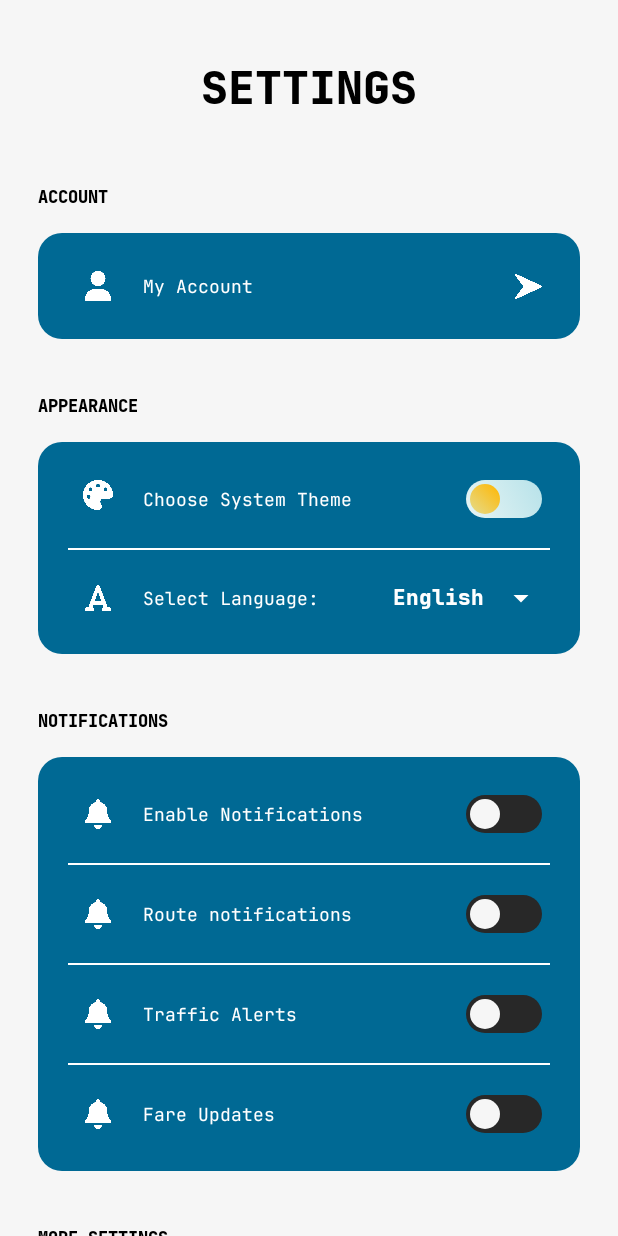
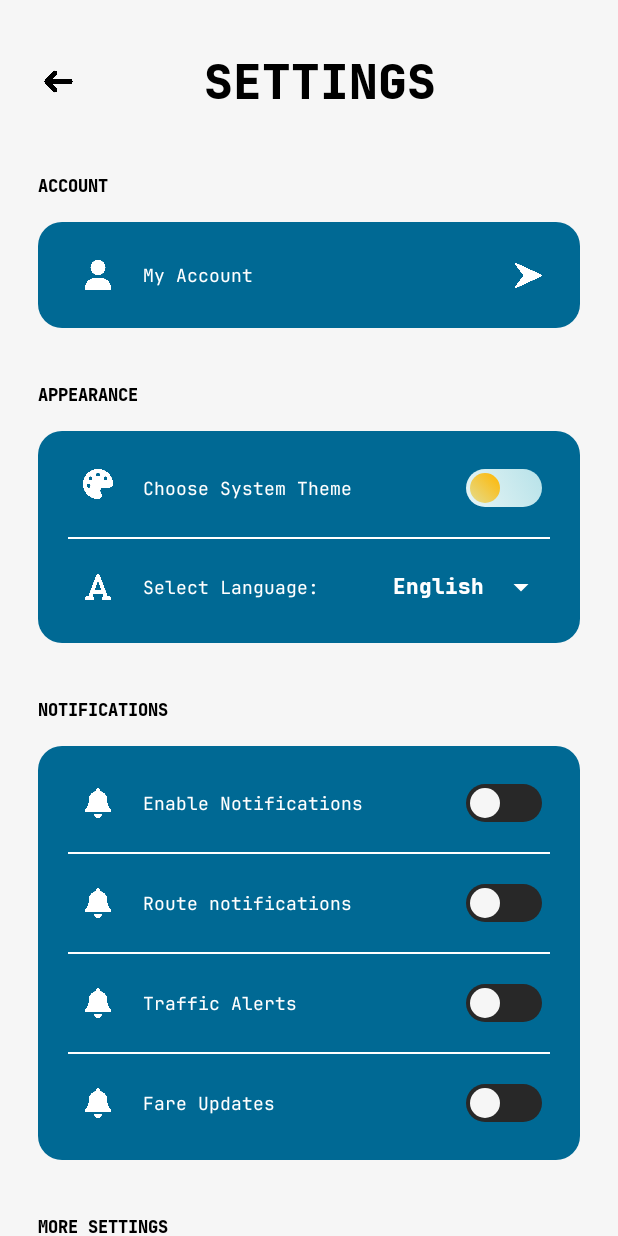
Before and after one commit to aaronjacalan/Biyahe_Clone_1, an Android app: the SettingsActivity screen opened directly, with no data from a screen before it, on a phone screen of 412 x 824 dp. Run offline under Robolectric (Android 15) with nearby library versions, the phone set to English and light mode, and no system bars.

Commit message:
updated settings

```diff
--- a/app/build.gradle.kts
+++ b/app/build.gradle.kts
@@ -10,7 +10,7 @@ android {
     defaultConfig {
         applicationId = "com.android.biyahe"
         minSdk = 24
-        targetSdk = 34
+        targetSdk = 35
         versionCode = 1
         versionName = "1.0"
 
--- a/app/src/main/java/com/android/biyahe/SettingsActivity.kt
+++ b/app/src/main/java/com/android/biyahe/SettingsActivity.kt
@@ -9,7 +9,9 @@ import android.view.View
 import android.widget.AdapterView
 import android.widget.ArrayAdapter
 import android.widget.Button
+import android.widget.ImageView
 import android.widget.Spinner
+import androidx.constraintlayout.widget.ConstraintLayout
 
 class SettingsActivity : Activity() {
 
@@ -17,7 +19,7 @@ class SettingsActivity : Activity() {
         super.onCreate(savedInstanceState)
         setContentView(R.layout.activity_settings)
 
-        val buttonEditProfile = findViewById<androidx.constraintlayout.widget.ConstraintLayout>(R.id.gotoMyAccount)
+        val buttonEditProfile = findViewById<ConstraintLayout>(R.id.gotoMyAccount)
         buttonEditProfile.setOnClickListener {
             Log.e("HELLO", "To Register Button is clicked")
             startActivity(Intent(this, ProfileActivity::class.java))
@@ -27,6 +29,17 @@ class SettingsActivity : Activity() {
         buttonLogout.setOnClickListener {
             Log.e("HELLO", "To Register Button is clicked")
             showLogoutDialog()
+        }
+
+        val goBack = findViewById<ImageView>(R.id.settingsGoBack)
+        goBack.setOnClickListener {
+            Log.e("Settings", "Go Back")
+            finish()
+        }
+
+        val developerPage = findViewById<ConstraintLayout>(R.id.moreSettings_DeveloperPage)
+        developerPage.setOnClickListener {
+            //to Dev Page
         }
 
         val languageSpinner: Spinner = findViewById(R.id.language_spinner)
--- a/app/src/main/res/layout/activity_settings.xml
+++ b/app/src/main/res/layout/activity_settings.xml
@@ -1,11 +1,12 @@
 <?xml version="1.0" encoding="utf-8"?>
 
 <androidx.constraintlayout.widget.ConstraintLayout xmlns:android="http://schemas.android.com/apk/res/android"
+    xmlns:tools="http://schemas.android.com/tools"
     android:layout_width="match_parent"
     android:layout_height="match_parent"
     xmlns:app="http://schemas.android.com/apk/res-auto">
 
-    <ScrollView xmlns:tools="http://schemas.android.com/tools"
+    <ScrollView
         android:layout_width="match_parent"
         android:layout_height="match_parent"
         android:scrollbarSize="0dp"
@@ -18,19 +19,35 @@
             android:layout_height="wrap_content"
             tools:context=".SettingsActivity">
 
-            <TextView
-                android:id="@+id/text_Settings"
+            <LinearLayout
+                android:id="@+id/settingsHeader"
                 android:layout_width="match_parent"
                 android:layout_height="wrap_content"
+                android:gravity="center_vertical"
+                android:orientation="horizontal"
                 android:layout_marginTop="30dp"
-                android:fontFamily="@font/jb_mono_xtrabold"
-                android:paddingVertical="5dp"
-                android:text="SETTINGS"
-                android:textAlignment="center"
-                android:textColor="@color/colorFontDark"
-                android:textSize="30dp"
-                android:textStyle="bold"
-                app:layout_constraintTop_toTopOf="parent" />
+                app:layout_constraintTop_toTopOf="parent">
+
+                <ImageView
+                    android:id="@+id/settingsGoBack"
+                    android:layout_width="27dp"
+                    android:layout_height="27dp"
+                    android:layout_marginStart="25dp"
+                    android:rotation="180"
+                    android:src="@drawable/icon_backarrow" />
+
+                <TextView
+                    android:id="@+id/text_Settings"
+                    android:layout_width="wrap_content"
+                    android:layout_height="wrap_content"
+                    android:layout_marginStart="8dp"
+                    android:fontFamily="@font/jb_mono_xtrabold"
+                    android:text="SETTINGS"
+                    android:paddingLeft="75dp"
+                    android:textColor="@color/colorFontDark"
+                    android:textSize="32sp"
+                    android:textStyle="bold" />
+            </LinearLayout>
 
             <TextView
                 android:id="@+id/text_accountSettings"
@@ -44,7 +61,7 @@
                 android:textColor="@color/colorFontDark"
                 android:textSize="11dp"
                 android:textStyle="bold"
-                app:layout_constraintTop_toBottomOf="@+id/text_Settings" />
+                app:layout_constraintTop_toBottomOf="@+id/settingsHeader" />
 
             <LinearLayout
                 android:id="@+id/accountSettingsFrame"
@@ -138,7 +155,7 @@
                     android:orientation="horizontal">
 
                     <ImageView
-                        android:id="@+id/image_appearanceSettings_1"
+                        android:id="@+id/image_appearanceSettings_SystemTheme"
                         android:layout_width="20dp"
                         android:layout_height="20dp"
                         android:layout_marginStart="30dp"
@@ -148,7 +165,7 @@
                         app:layout_constraintStart_toStartOf="parent" />
 
                     <TextView
-                        android:id="@+id/text_appearanceSettings_1"
+                        android:id="@+id/text_appearanceSettings_SystemTheme"
                         android:layout_width="wrap_content"
                         android:layout_height="wrap_content"
                         android:layout_gravity="center"
@@ -158,7 +175,7 @@
                         android:textColor="@color/colorFontLight"
                         android:textSize="12sp"
                         app:layout_constraintBottom_toBottomOf="parent"
-                        app:layout_constraintStart_toEndOf="@+id/image_appearanceSettings_1"
+                        app:layout_constraintStart_toEndOf="@+id/image_appearanceSettings_SystemTheme"
                         app:layout_constraintTop_toTopOf="parent" />
 
                     <Switch
@@ -190,7 +207,7 @@
                     android:orientation="horizontal">
 
                     <ImageView
-                        android:id="@+id/image_appearanceSettings_2"
+                        android:id="@+id/image_appearanceSettings_selectLanguage"
                         android:layout_width="20dp"
                         android:layout_height="20dp"
                         android:layout_marginStart="30dp"
@@ -202,7 +219,7 @@
                         tools:ignore="UseAppTint" />
 
                     <TextView
-                        android:id="@+id/text_appearanceSettings_2"
+                        android:id="@+id/text_appearanceSettings_selectLanguage"
                         android:layout_width="wrap_content"
                         android:layout_height="wrap_content"
                         android:layout_gravity="center"
@@ -212,7 +229,7 @@
                         android:textColor="@color/colorFontLight"
                         android:textSize="12sp"
                         app:layout_constraintBottom_toBottomOf="parent"
-                        app:layout_constraintStart_toEndOf="@+id/image_appearanceSettings_2"
+                        app:layout_constraintStart_toEndOf="@+id/image_appearanceSettings_selectLanguage"
                         app:layout_constraintTop_toTopOf="parent" />
 
                     <Spinner
@@ -264,7 +281,7 @@
                     android:orientation="horizontal">
 
                     <ImageView
-                        android:id="@+id/image_notifications_1"
+                        android:id="@+id/image_notifications_EnableNotif"
                         android:layout_width="20dp"
                         android:layout_height="20dp"
                         android:layout_marginStart="30dp"
@@ -276,7 +293,7 @@
                         tools:ignore="UseAppTint" />
 
                     <TextView
-                        android:id="@+id/text_notifications_1"
+                        android:id="@+id/text_notifications_EnableNotif"
                         android:layout_width="wrap_content"
                         android:layout_height="wrap_content"
                         android:layout_gravity="center"
@@ -287,10 +304,10 @@
                         android:textSize="12sp"
                         app:layout_constraintBottom_toBottomOf="parent"
                         app:layout_constraintTop_toTopOf="parent"
-                        app:layout_constraintStart_toEndOf="@+id/image_notifications_1" />
+                        app:layout_constraintStart_toEndOf="@+id/image_notifications_EnableNotif" />
 
                     <Switch
-                        android:id="@+id/switch_notifications_1"
+                        android:id="@+id/switch_notifications_EnableNotif"
                         android:layout_width="wrap_content"
                         android:layout_height="wrap_content"
                         android:layout_marginEnd="25dp"
@@ -318,7 +335,7 @@
                     android:orientation="horizontal">
 
                     <ImageView
-                        android:id="@+id/image_notifications_2"
+                        android:id="@+id/image_notifications_RouteNotif"
                         android:layout_width="20dp"
                         android:layout_height="20dp"
                         android:layout_marginStart="30dp"
@@ -330,7 +347,7 @@
                         tools:ignore="UseAppTint" />
 
                     <TextView
-                        android:id="@+id/text_notifications_2"
+                        android:id="@+id/text_notifications_RouteNotif"
                         android:layout_width="wrap_content"
                         android:layout_height="wrap_content"
                         android:layout_gravity="center"
@@ -341,10 +358,10 @@
                         android:textSize="12sp"
                         app:layout_constraintBottom_toBottomOf="parent"
                         app:layout_constraintTop_toTopOf="parent"
-                        app:layout_constraintStart_toEndOf="@+id/image_notifications_2" />
+                        app:layout_constraintStart_toEndOf="@+id/image_notifications_RouteNotif" />
 
                     <Switch
-                        android:id="@+id/switch_notifications_2"
+                        android:id="@+id/switch_notifications_RouteNotif"
                         android:layout_width="wrap_content"
                         android:layout_height="wrap_content"
                         android:layout_marginEnd="25dp"
@@ -372,7 +389,7 @@
                     android:orientation="horizontal">
 
                     <ImageView
-                        android:id="@+id/image_notifications_3"
+                        android:id="@+id/image_notifications_TrafficAlerts"
                         android:layout_width="20dp"
                         android:layout_height="20dp"
                         android:layout_marginStart="30dp"
@@ -384,7 +401,7 @@
                         tools:ignore="UseAppTint" />
 
                     <TextView
-                        android:id="@+id/text_notifications_3"
+                        android:id="@+id/text_notifications_TrafficAlerts"
                         android:layout_width="wrap_content"
                         android:layout_height="wrap_content"
                         android:layout_gravity="center"
@@ -394,11 +411,11 @@
                         android:textColor="@color/colorFontLight"
                         android:textSize="12sp"
                         app:layout_constraintBottom_toBottomOf="parent"
-                        app:layout_constraintStart_toEndOf="@+id/image_notifications_3"
+                        app:layout_constraintStart_toEndOf="@+id/image_notifications_TrafficAlerts"
                         app:layout_constraintTop_toTopOf="parent" />
 
                     <Switch
-                        android:id="@+id/switch_notifications_3"
+                        android:id="@+id/switch_notifications_TrafficAlerts"
                         android:layout_width="wrap_content"
                         android:layout_height="wrap_content"
                         android:layout_marginEnd="25dp"
@@ -425,7 +442,7 @@
                     android:orientation="horizontal">
 
                     <ImageView
-                        android:id="@+id/image_notifications_4"
+                        android:id="@+id/image_notifications_fareUpdates"
                         android:layout_width="20dp"
                         android:layout_height="20dp"
                         android:layout_marginStart="30dp"
@@ -437,7 +454,7 @@
                         tools:ignore="UseAppTint" />
 
                     <TextView
-                        android:id="@+id/text_notifications_4"
+                        android:id="@+id/text_notifications_fareUpdates"
                         android:layout_width="wrap_content"
                         android:layout_height="wrap_content"
                         android:layout_gravity="center"
@@ -447,11 +464,11 @@
                         android:textColor="@color/colorFontLight"
                         android:textSize="12sp"
                         app:layout_constraintBottom_toBottomOf="parent"
-                        app:layout_constraintStart_toEndOf="@+id/image_notifications_4"
+                        app:layout_constraintStart_toEndOf="@+id/image_notifications_fareUpdates"
                         app:layout_constraintTop_toTopOf="parent" />
 
                     <Switch
-                        android:id="@+id/switch_notifications_4"
+                        android:id="@+id/switch_notifications_fareUpdates"
                         android:layout_width="wrap_content"
                         android:layout_height="wrap_content"
                         android:layout_marginEnd="25dp"
@@ -490,6 +507,7 @@
                 app:layout_constraintTop_toBottomOf="@+id/text_moreSettingsHeading">
 
                 <androidx.constraintlayout.widget.ConstraintLayout
+                    android:id="@+id/moreSettings_DeveloperPage"
                     android:layout_width="match_parent"
                     android:layout_height="wrap_content"
                     android:layout_marginTop="25dp"
@@ -497,7 +515,7 @@
                     android:orientation="horizontal">
 
                     <ImageView
-                        android:id="@+id/image_moreSettings_1"
+                        android:id="@+id/image_moreSettings_devPage"
                         android:layout_width="20dp"
                         android:layout_height="20dp"
                         android:layout_marginStart="30dp"
@@ -507,26 +525,25 @@
                         app:layout_constraintStart_toStartOf="parent" />
 
                     <TextView
-                        android:id="@+id/text_moreSettings_1"
+                        android:id="@+id/text_moreSettings_devPage"
                         android:layout_width="wrap_content"
                         android:layout_height="wrap_content"
                         android:layout_gravity="center"
                         android:layout_marginStart="20dp"
                         android:fontFamily="@font/jb_mono"
-                        android:text="About Us"
+                        android:text="Developers"
                         android:textColor="@color/colorFontLight"
                         android:textSize="12sp"
                         app:layout_constraintBottom_toBottomOf="parent"
-                        app:layout_constraintStart_toEndOf="@+id/image_moreSettings_1"
+                        app:layout_constraintStart_toEndOf="@+id/image_moreSettings_devPage"
                         app:layout_constraintTop_toTopOf="parent" />
 
                     <ImageView
-                        android:id="@+id/rightArrow_aboutUs"
                         android:layout_width="18dp"
                         android:layout_height="18dp"
                         android:layout_gravity="center"
                         android:layout_marginEnd="25dp"
-                        android:layout_toEndOf="@+id/text_moreSettings_1"
+                        android:layout_toEndOf="@+id/text_moreSettings_devPage"
                         android:src="@drawable/icon_rightarrow"
                         android:tint="@color/colorIcons"
                         app:layout_constraintBottom_toBottomOf="parent"
@@ -543,6 +560,7 @@
                     android:background="@color/white" />
 
                 <androidx.constraintlayout.widget.ConstraintLayout
+                    android:id="@+id/moreSettings_appDetails"
                     android:layout_width="match_parent"
                     android:layout_height="wrap_content"
                     android:layout_marginTop="20dp"
@@ -550,7 +568,7 @@
                     android:orientation="horizontal">
 
                     <ImageView
-                        android:id="@+id/image_moreSettings_2"
+                        android:id="@+id/image_moreSettings_appDetails"
                         android:layout_width="20dp"
                         android:layout_height="20dp"
                         android:layout_marginStart="30dp"
@@ -560,7 +578,7 @@
                         app:layout_constraintStart_toStartOf="parent" />
 
                     <TextView
-                        android:id="@+id/text_moreSettings_2"
+                        android:id="@+id/text_moreSettings_appDetails"
                         android:layout_width="wrap_content"
                         android:layout_height="wrap_content"
                         android:layout_gravity="center"
@@ -570,7 +588,7 @@
                         android:textColor="@color/colorFontLight"
                         android:textSize="12sp"
                         app:layout_constraintBottom_toBottomOf="parent"
-                        app:layout_constraintStart_toEndOf="@+id/image_moreSettings_2"
+                        app:layout_constraintStart_toEndOf="@+id/image_moreSettings_appDetails"
                         app:layout_constraintTop_toTopOf="parent" />
 
                     <ImageView
```
